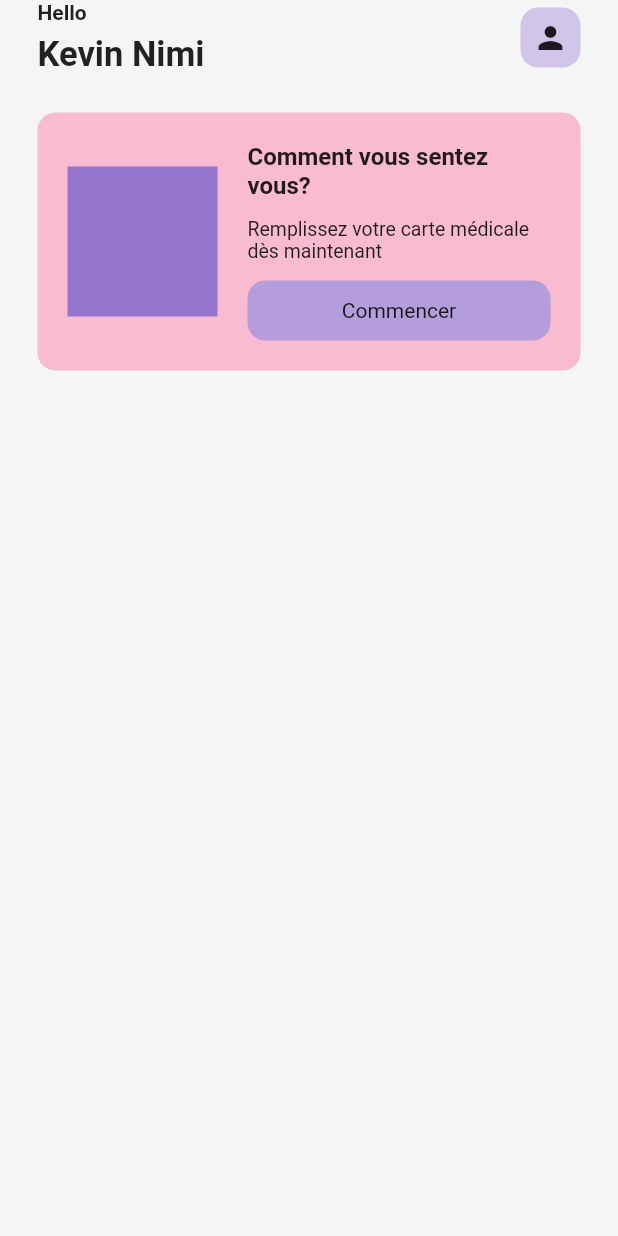
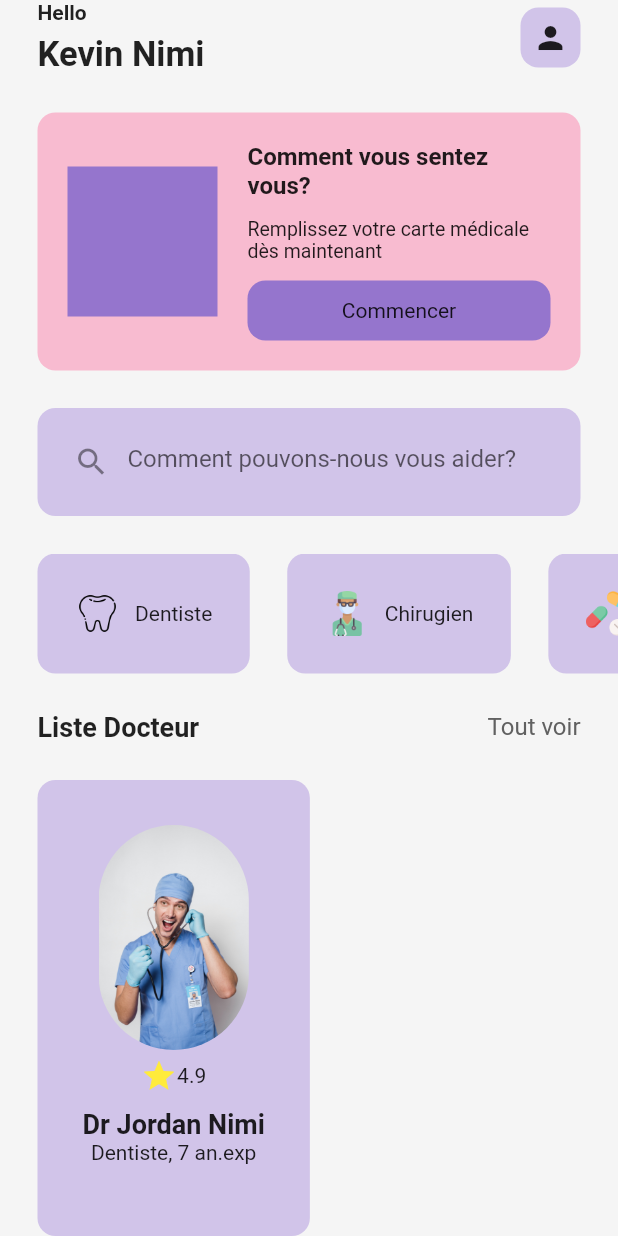
Before and after one commit to kev243/medical_app, a Flutter app: the screen it shows after launch, on a phone screen of 412 x 824 dp. Run offline on Flutter 3.47's test engine with Material 2 defaults, Android fonts, the phone set to English and light mode, and no system bars.

Commit message:
list docteur

```diff
--- /dev/null
+++ b/lib/category_card.dart
@@ -0,0 +1,36 @@
+import 'package:flutter/cupertino.dart';
+import 'package:flutter/material.dart';
+
+class CategoryCard extends StatelessWidget {
+
+  final iconImagePath;
+  final String categoryName;
+
+  const CategoryCard({Key? key,
+  required this.iconImagePath,
+  required this.categoryName,
+
+  }) : super(key: key);
+
+  @override
+  Widget build(BuildContext context) {
+    return Padding(
+      padding: const EdgeInsets.only(left:25.0),
+      child: Container(
+        padding: EdgeInsets.all(25),
+
+        decoration: BoxDecoration(
+          borderRadius: BorderRadius.circular(12),
+           color: Colors.deepPurple[100],
+        ),
+        child: Row(
+          children: [
+            Image.asset(iconImagePath, height: 50),
+            SizedBox(width: 10),
+            Text(categoryName),
+          ],
+        ),
+      ),
+    );
+  }
+}
--- /dev/null
+++ b/lib/doctor_card.dart
@@ -0,0 +1,54 @@
+import 'package:flutter/cupertino.dart';
+import 'package:flutter/material.dart';
+
+class DoctorCard extends StatelessWidget {
+  const DoctorCard({
+    Key? key,
+  }) : super(key: key);
+
+  @override
+  Widget build(BuildContext context) {
+    return Padding(
+      padding: const EdgeInsets.only(left:25.0),
+      child: Container(
+        padding: EdgeInsets.all(30),
+        decoration: BoxDecoration(
+          color: Colors.deepPurple[100],
+          borderRadius: BorderRadius.circular(12)
+        ),
+        child: Column(
+          children: [
+            ClipRRect(
+              borderRadius: BorderRadius.circular(70),
+              child: Image.asset(
+                'images/doctor1.jpg',
+                height: 150,
+              ),
+
+            ),
+            SizedBox(height: 5),
+
+            Row(
+              children: [
+                Icon(Icons.star,
+                color: Colors.yellow[500],
+                ),
+                Text('4.9'),
+              ],
+            ),
+              SizedBox(height: 10),
+            Text('Dr Jordan Nimi',
+            style: TextStyle(fontWeight: FontWeight.bold, fontSize: 18),
+            ),
+            //SizedBox(height: 5),
+            Text('Dentiste, 7 an.exp'),
+          ],
+
+        ),
+
+      ),
+
+    );
+
+  }
+}
--- a/lib/home_page.dart
+++ b/lib/home_page.dart
@@ -1,5 +1,8 @@
 import 'package:flutter/cupertino.dart';
 import 'package:flutter/material.dart';
+import 'package:medicalapp/doctor_card.dart';
+import 'category_card.dart';
+import 'doctor_card.dart';
 
 class HomePage extends StatelessWidget {
   const HomePage({Key? key}) : super(key: key);
@@ -80,7 +83,7 @@ class HomePage extends StatelessWidget {
                           Container(
                             padding: EdgeInsets.all(12),
                             decoration: BoxDecoration(
-                                color: Colors.deepPurple[200],
+                                color: Colors.deepPurple[300],
                                 borderRadius: BorderRadius.circular(12)),
                             child: Center(child: Text('Commencer')),
                           )
@@ -92,13 +95,89 @@ class HomePage extends StatelessWidget {
                   ],
                 ),
               ),
-            )
+            ),
 
             //barre de recherche
 
+            SizedBox(height: 25),
+
+            Padding(
+              padding: const EdgeInsets.symmetric(horizontal: 25.0),
+              child: Container(
+                padding: EdgeInsets.all(12),
+                decoration: BoxDecoration(
+                    color: Colors.deepPurple[100],
+                    borderRadius: BorderRadius.circular(12)),
+                child: TextField(
+                  decoration: InputDecoration(
+                    prefixIcon: Icon(Icons.search),
+                    border: InputBorder.none,
+                    hintText: 'Comment pouvons-nous vous aider?',
+                  ),
+                ),
+              ),
+            ),
+
+            SizedBox(height: 25),
+
             //categorie
 
+            Container(
+              height: 80,
+              child: ListView(
+                scrollDirection: Axis.horizontal,
+                children: [
+                  CategoryCard(
+                    iconImagePath: 'icons/tooth-outline.png',
+                    categoryName: 'Dentiste',
+                  ),
+                  CategoryCard(
+                    iconImagePath: 'icons/doctor.png',
+                    categoryName: 'Chirugien',
+                  ),
+                  CategoryCard(
+                    iconImagePath: 'icons/capsules.png',
+                    categoryName: 'Pharmacie',
+                  ),
+                ],
+              ),
+            ),
+
+            SizedBox(height: 25),
+
             //liste docteur
+            Padding(
+              padding: const EdgeInsets.symmetric(horizontal: 25.0),
+              child: Row(
+                mainAxisAlignment: MainAxisAlignment.spaceBetween,
+                children: [
+                  Text(
+                    'Liste Docteur',
+                    style: TextStyle(
+                      fontWeight: FontWeight.bold,
+                      fontSize: 18,
+                    ),
+                  ),
+                  Text(
+                    'Tout voir',
+                    style: TextStyle(fontSize: 16, color: Colors.grey[700]),
+                  ),
+                ],
+              ),
+            ),
+
+            SizedBox(height: 25),
+
+           Expanded(child: Container(child: ListView(
+            scrollDirection: Axis.horizontal,
+            children: [
+              DoctorCard(),
+
+               SizedBox(height: 35),
+
+            ],
+
+           ),))
           ],
         ),
       ),
--- a/lib/main.dart
+++ b/lib/main.dart
@@ -13,6 +13,7 @@ class MyApp extends StatelessWidget{
     return  MaterialApp(
       debugShowCheckedModeBanner: false,
       home: HomePage(),
+      theme: ThemeData(primarySwatch: Colors.deepPurple),
     );
   }
 }
```
Also changed, not shown: images/doctor1.jpg (renamed from images/pexels-klaus-nielsen-6303552.jpg), images/doctor2.jpg (renamed from images/pexels-thirdman-5327585.jpg), 1 other file.
